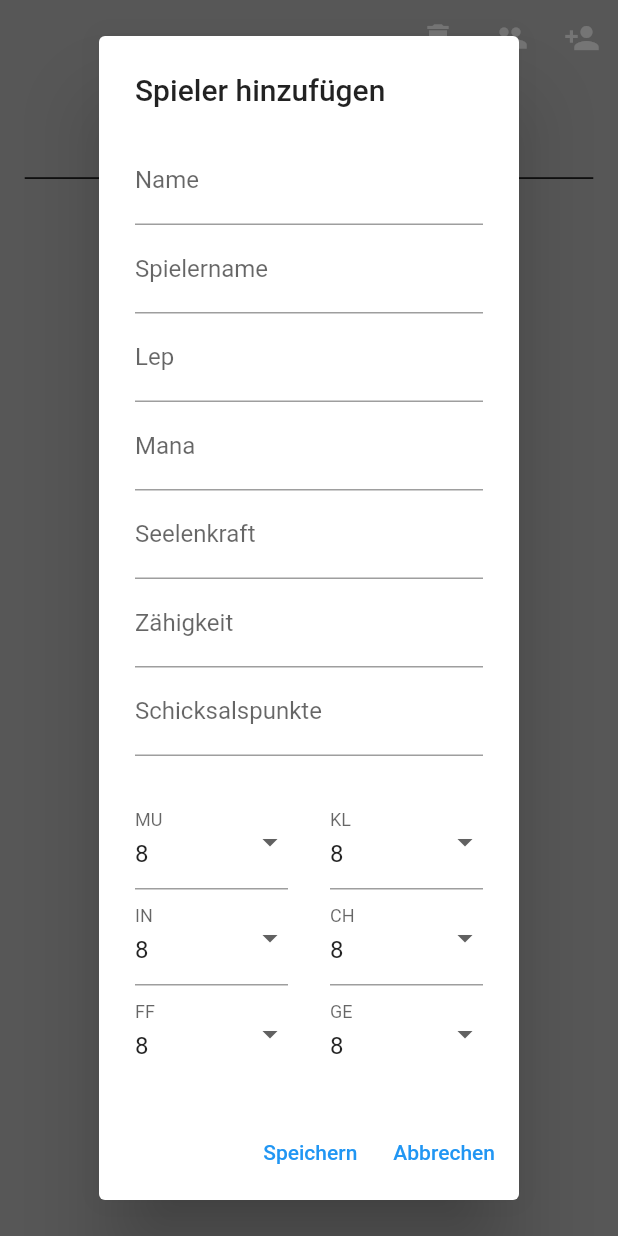
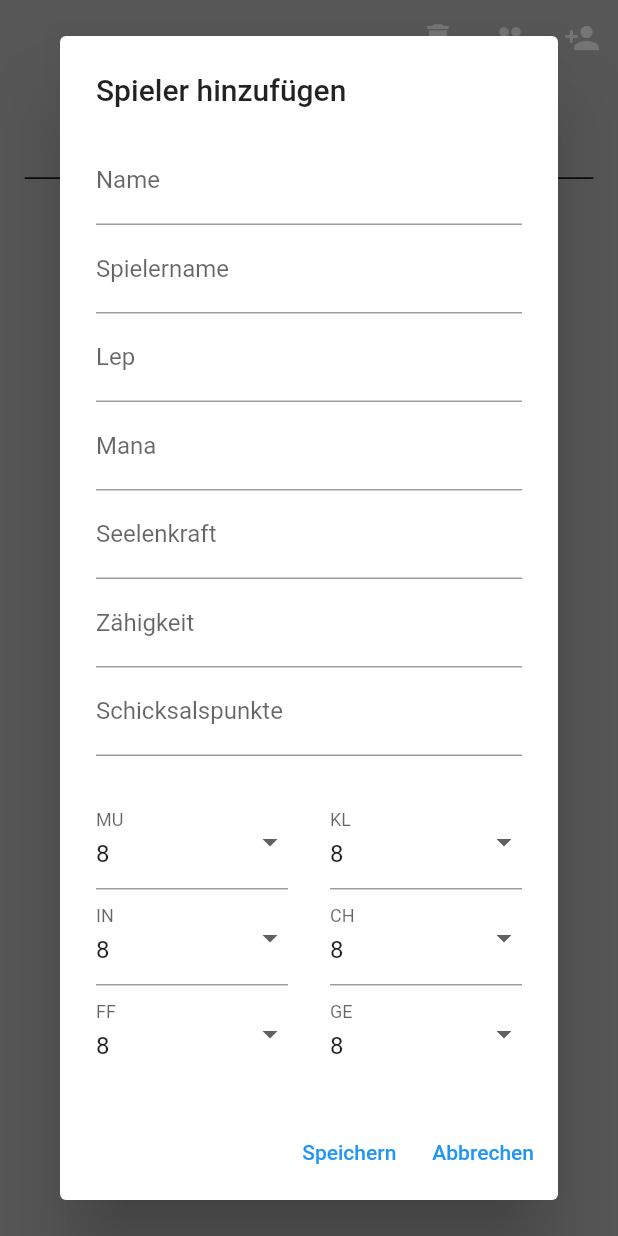
Before and after one commit to EisGlockner/inventory, a Flutter app: the screen it shows after launch, after a tap on the "person add" icon, on a phone screen of 412 x 824 dp. Run offline on Flutter 3.47's test engine with Material 2 defaults, Android fonts, the phone set to English and light mode, and no system bars; our stand-ins replace flutter_bloc, shared_preferences, sqflite; accounts and stored records are empty; statements that could not run were skipped.

Commit message:
changed Dialog width and make Overviewpage Scrollable

```diff
--- a/lib/group_overview.dart
+++ b/lib/group_overview.dart
@@ -16,12 +16,13 @@ class PlayerOverview extends StatelessWidget {
         preferredSize: Size.fromHeight(50),
         child: MyAppBar(),
       ),
-      body: Padding(
+      body: SingleChildScrollView(
+        child: Padding(
           padding: EdgeInsets.fromLTRB(
             misc.scrW(context, 0.04),
             misc.scrH(context, 0.03),
             misc.scrW(context, 0.04),
-          0,
+            misc.scrW(context, 0.04),
           ),
           child: const Column(
             children: [
@@ -35,6 +36,7 @@ class PlayerOverview extends StatelessWidget {
             ],
           ),
         ),
+      ),
     );
   }
 }
--- a/lib/widgets/appbar/add_player.dart
+++ b/lib/widgets/appbar/add_player.dart
@@ -4,6 +4,7 @@ import 'package:flutter_bloc/flutter_bloc.dart';
 import '../../bloc/group_overview_bloc.dart';
 import '../../bloc/group_overview_events.dart';
 import '../../bloc/player_form_cubit.dart';
+import 'package:inventory/misc.dart' as misc;
 
 class AddPlayerDialog {
   static Future<void> show(BuildContext context) async {
@@ -89,7 +90,9 @@ class AddPlayerDialog {
         create: (context) => PlayerFormCubit(),
         child: AlertDialog(
           title: const Text('Spieler hinzufügen'),
-          content: BlocBuilder<PlayerFormCubit, Map<String, dynamic>>(
+          content: SizedBox(
+            width: misc.scrW(context, 0.75),
+            child: BlocBuilder<PlayerFormCubit, Map<String, dynamic>>(
               builder: (context, state) {
                 if (state['isLoading']) {
                   return const Center(
@@ -184,6 +187,7 @@ class AddPlayerDialog {
                 );
               },
             ),
+          ),
           actions: [
             BlocBuilder<PlayerFormCubit, Map<String, dynamic>>(
               builder: (BuildContext context, state) {
```
Also changed, not shown: lib/widgets/appbar/add_group.dart (+7 -3 lines). Lines whose indentation alone changed are shown as unchanged.
